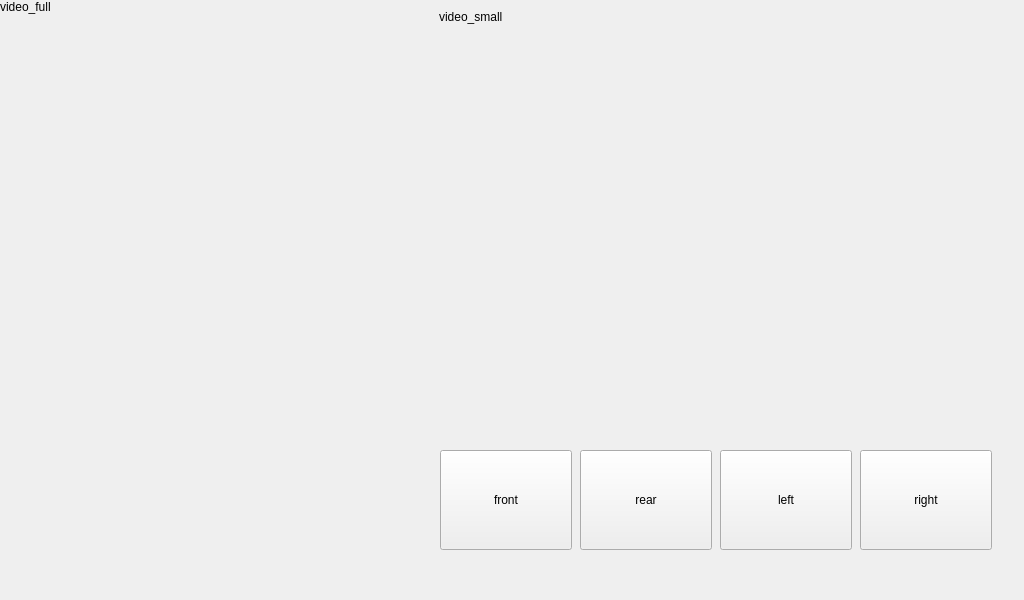
Qt form mainwindow.ui (vscroll/surround) before a commit.
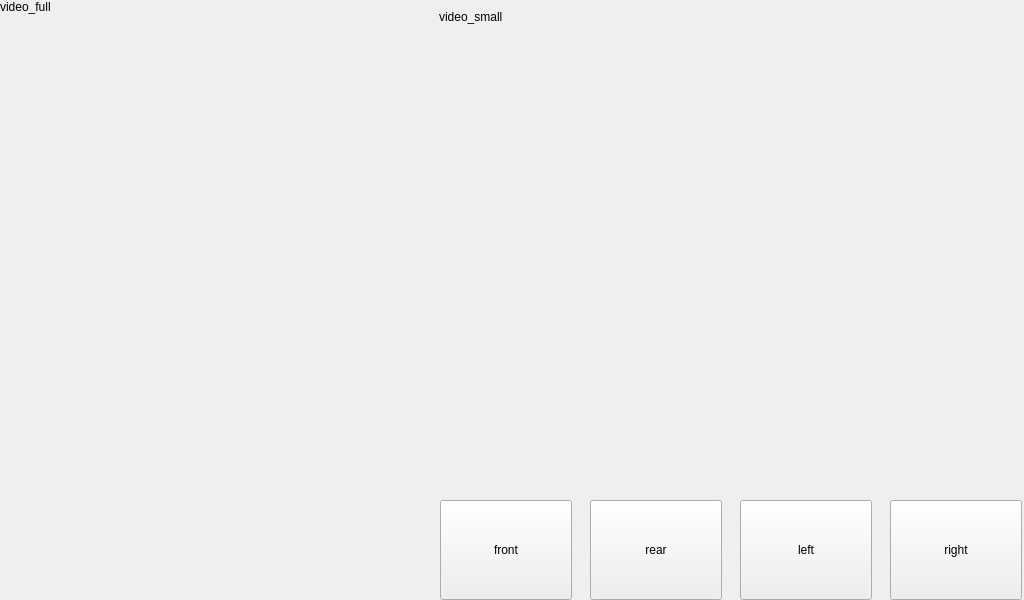
The same form after that commit.

Patch:
```diff
--- a/mainwindow.ui
+++ b/mainwindow.ui
@@ -36,7 +36,7 @@
       <x>439</x>
       <y>10</y>
       <width>570</width>
-      <height>430</height>
+      <height>480</height>
      </rect>
     </property>
     <property name="text">
@@ -50,7 +50,7 @@
     <property name="geometry">
      <rect>
       <x>440</x>
-      <y>450</y>
+      <y>500</y>
       <width>132</width>
       <height>100</height>
      </rect>
@@ -62,8 +62,8 @@
    <widget class="QPushButton" name="pb_rear">
     <property name="geometry">
      <rect>
-      <x>580</x>
-      <y>450</y>
+      <x>590</x>
+      <y>500</y>
       <width>132</width>
       <height>100</height>
      </rect>
@@ -75,8 +75,8 @@
    <widget class="QPushButton" name="pb_left">
     <property name="geometry">
      <rect>
-      <x>720</x>
-      <y>450</y>
+      <x>740</x>
+      <y>500</y>
       <width>132</width>
       <height>100</height>
      </rect>
@@ -88,8 +88,8 @@
    <widget class="QPushButton" name="pb_right">
     <property name="geometry">
      <rect>
-      <x>860</x>
-      <y>450</y>
+      <x>890</x>
+      <y>500</y>
       <width>132</width>
       <height>100</height>
      </rect>
```
